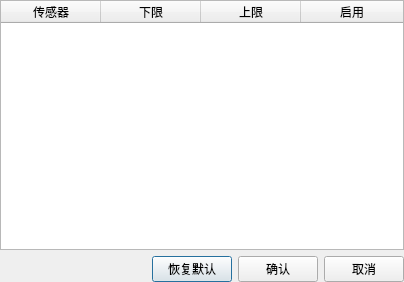
The window that IndustrialMonitor/src/ui/widgets/AlarmSettingDialog.ui (frankjin73/IndustrialMonitor) describes before a commit, drawn with Qt 5.
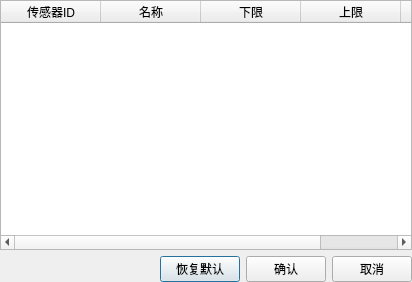
The same window after the commit.

The edit to the form file:
```diff
--- a/IndustrialMonitor/src/ui/widgets/AlarmSettingDialog.ui
+++ b/IndustrialMonitor/src/ui/widgets/AlarmSettingDialog.ui
@@ -6,7 +6,7 @@
    <rect>
     <x>0</x>
     <y>0</y>
-    <width>404</width>
+    <width>412</width>
     <height>282</height>
    </rect>
   </property>
@@ -38,7 +38,12 @@
        </attribute>
        <column>
         <property name="text">
-         <string>传感器</string>
+         <string>传感器ID</string>
+        </property>
+       </column>
+       <column>
+        <property name="text">
+         <string>名称</string>
         </property>
        </column>
        <column>
```
